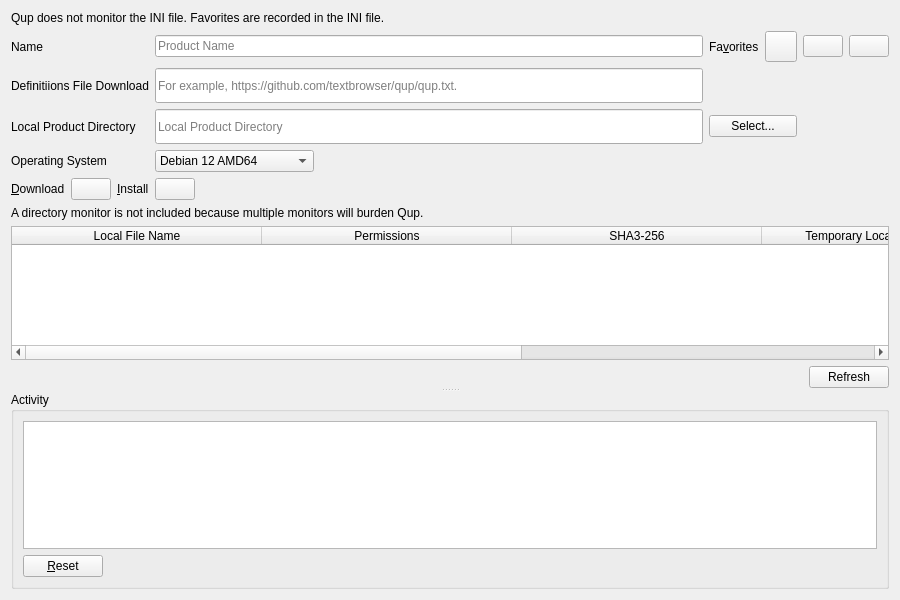
Old version of the form ui/qup_page.ui in the repository textbrowser/qup.
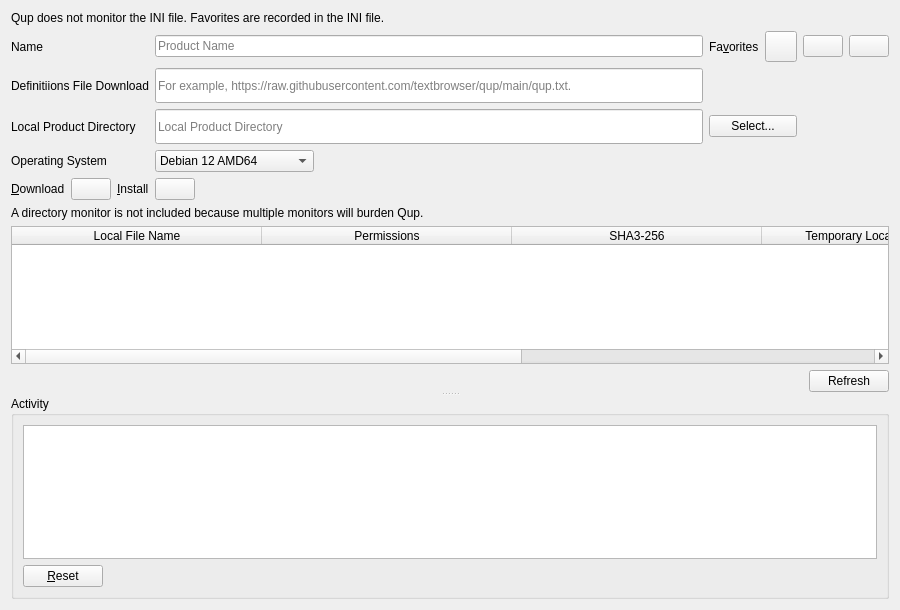
New version of the form. Icons and pictures are not drawn.

Commit message: New placeholder text.

What changed in the file:
```diff
--- a/ui/qup_page.ui
+++ b/ui/qup_page.ui
@@ -7,7 +7,7 @@
     <x>0</x>
     <y>0</y>
     <width>900</width>
-    <height>600</height>
+    <height>610</height>
    </rect>
   </property>
   <property name="windowTitle">
@@ -117,7 +117,7 @@
         </size>
        </property>
        <property name="placeholderText">
-        <string>For example, https://github.com/textbrowser/qup/qup.txt.</string>
+        <string>For example, https://raw.githubusercontent.com/textbrowser/qup/main/qup.txt.</string>
        </property>
        <property name="clearButtonEnabled">
         <bool>true</bool>
```
